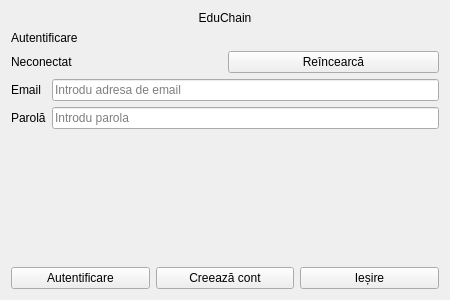
Cozmin-crypto/EduChainProject, file gui/LoginWindow.ui: the form before one commit.
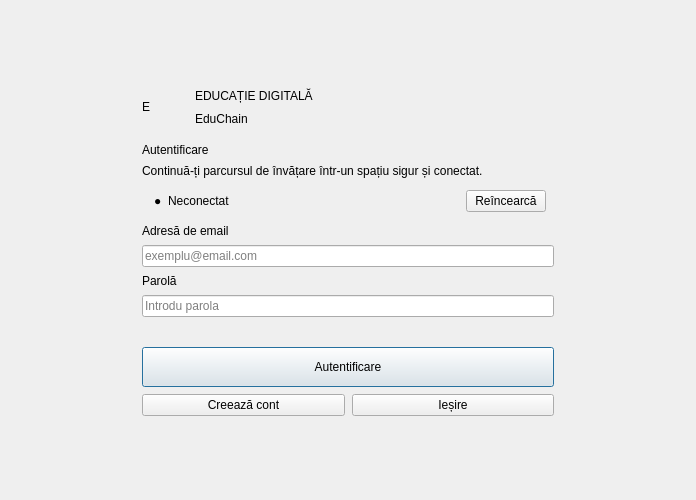
The form after the commit.

The edit to the form file:
```diff
--- a/gui/LoginWindow.ui
+++ b/gui/LoginWindow.ui
@@ -2,76 +2,60 @@
 <ui version="4.0">
  <class>LoginWindow</class>
  <widget class="QWidget" name="LoginWindow">
-  <property name="minimumSize">
-   <size>
-    <width>450</width>
-    <height>300</height>
-   </size>
-  </property>
-  <property name="windowTitle">
-   <string>EduChain - Autentificare</string>
-  </property>
+  <property name="minimumSize"><size><width>680</width><height>500</height></size></property>
+  <property name="windowTitle"><string>EduChain - Autentificare</string></property>
   <layout class="QVBoxLayout" name="mainLayout">
-   <item>
-    <widget class="QLabel" name="titleLabel">
-     <property name="text"><string>EduChain</string></property>
-     <property name="alignment"><set>Qt::AlignmentFlag::AlignCenter</set></property>
-    </widget>
-   </item>
-   <item>
-   <widget class="QLabel" name="subtitleLabel">
-     <property name="text"><string>Autentificare</string></property>
-   </widget>
-   </item>
-   <item>
-    <layout class="QHBoxLayout" name="connectionLayout">
-     <item><widget class="QLabel" name="connectionStatusLabel"><property name="text"><string>Neconectat</string></property></widget></item>
-     <item><widget class="QPushButton" name="retryConnectionButton"><property name="text"><string>Reîncearcă</string></property></widget></item>
-    </layout>
-   </item>
-   <item>
-    <layout class="QFormLayout" name="credentialsLayout">
-     <item row="0" column="0">
-      <widget class="QLabel" name="emailLabel">
-       <property name="text"><string>Email</string></property>
-      </widget>
-     </item>
-     <item row="0" column="1">
-      <widget class="QLineEdit" name="emailLineEdit">
-       <property name="placeholderText"><string>Introdu adresa de email</string></property>
-      </widget>
-     </item>
-     <item row="1" column="0">
-      <widget class="QLabel" name="passwordLabel">
-       <property name="text"><string>Parolă</string></property>
-      </widget>
-     </item>
-     <item row="1" column="1">
-      <widget class="QLineEdit" name="passwordLineEdit">
-       <property name="placeholderText"><string>Introdu parola</string></property>
-       <property name="echoMode"><enum>QLineEdit::EchoMode::Password</enum></property>
-      </widget>
-     </item>
-    </layout>
-   </item>
-   <item>
-    <widget class="QLabel" name="statusLabel">
-     <property name="text"><string/></property>
-    </widget>
-   </item>
-   <item>
-    <spacer name="verticalSpacer">
-     <property name="orientation"><enum>Qt::Orientation::Vertical</enum></property>
-     <property name="sizeHint" stdset="0"><size><width>20</width><height>40</height></size></property>
-    </spacer>
-   </item>
-   <item>
-    <layout class="QHBoxLayout" name="buttonsLayout">
-     <item><widget class="QPushButton" name="loginButton"><property name="text"><string>Autentificare</string></property></widget></item>
-     <item><widget class="QPushButton" name="registerButton"><property name="text"><string>Creează cont</string></property></widget></item>
-     <item><widget class="QPushButton" name="exitButton"><property name="text"><string>Ieșire</string></property></widget></item>
-    </layout>
-   </item>
+   <property name="leftMargin"><number>28</number></property>
+   <property name="topMargin"><number>12</number></property>
+   <property name="rightMargin"><number>28</number></property>
+   <property name="bottomMargin"><number>12</number></property>
+   <item><spacer name="topSpacer"><property name="orientation"><enum>Qt::Orientation::Vertical</enum></property><property name="sizeHint" stdset="0"><size><width>20</width><height>8</height></size></property></spacer></item>
+   <item><layout class="QHBoxLayout" name="authRowLayout">
+    <item><spacer name="leftSpacer"><property name="orientation"><enum>Qt::Orientation::Horizontal</enum></property><property name="sizeHint" stdset="0"><size><width>80</width><height>20</height></size></property></spacer></item>
+    <item><widget class="QFrame" name="authCard">
+     <property name="minimumSize"><size><width>480</width><height>0</height></size></property>
+     <property name="maximumSize"><size><width>560</width><height>620</height></size></property>
+     <layout class="QVBoxLayout" name="cardLayout">
+      <property name="leftMargin"><number>34</number></property>
+      <property name="topMargin"><number>18</number></property>
+      <property name="rightMargin"><number>34</number></property>
+      <property name="bottomMargin"><number>18</number></property>
+      <property name="spacing"><number>7</number></property>
+      <item><layout class="QHBoxLayout" name="brandLayout">
+       <item><widget class="QLabel" name="brandMarkLabel"><property name="minimumSize"><size><width>46</width><height>46</height></size></property><property name="maximumSize"><size><width>46</width><height>46</height></size></property><property name="text"><string>E</string></property></widget></item>
+       <item><layout class="QVBoxLayout" name="brandTextLayout"><property name="spacing"><number>0</number></property>
+        <item><widget class="QLabel" name="eyebrowLabel"><property name="text"><string>EDUCAȚIE DIGITALĂ</string></property></widget></item>
+        <item><widget class="QLabel" name="titleLabel"><property name="text"><string>EduChain</string></property></widget></item>
+       </layout></item>
+       <item><spacer name="brandSpacer"><property name="orientation"><enum>Qt::Orientation::Horizontal</enum></property><property name="sizeHint" stdset="0"><size><width>40</width><height>20</height></size></property></spacer></item>
+      </layout></item>
+      <item><spacer name="brandBottomSpacer"><property name="orientation"><enum>Qt::Orientation::Vertical</enum></property><property name="sizeHint" stdset="0"><size><width>20</width><height>6</height></size></property></spacer></item>
+      <item><widget class="QLabel" name="subtitleLabel"><property name="text"><string>Autentificare</string></property></widget></item>
+      <item><widget class="QLabel" name="descriptionLabel"><property name="text"><string>Continuă-ți parcursul de învățare într-un spațiu sigur și conectat.</string></property><property name="wordWrap"><bool>true</bool></property></widget></item>
+      <item><widget class="QFrame" name="statusPill"><layout class="QHBoxLayout" name="connectionLayout">
+       <property name="leftMargin"><number>12</number></property><property name="topMargin"><number>5</number></property><property name="rightMargin"><number>8</number></property><property name="bottomMargin"><number>5</number></property>
+       <item><widget class="QLabel" name="connectionDotLabel"><property name="text"><string>●</string></property></widget></item>
+       <item><widget class="QLabel" name="connectionStatusLabel"><property name="text"><string>Neconectat</string></property></widget></item>
+       <item><spacer name="connectionSpacer"><property name="orientation"><enum>Qt::Orientation::Horizontal</enum></property><property name="sizeHint" stdset="0"><size><width>20</width><height>20</height></size></property></spacer></item>
+       <item><widget class="QPushButton" name="retryConnectionButton"><property name="text"><string>Reîncearcă</string></property></widget></item>
+      </layout></widget></item>
+      <item><layout class="QVBoxLayout" name="credentialsLayout"><property name="spacing"><number>7</number></property>
+       <item><widget class="QLabel" name="emailLabel"><property name="text"><string>Adresă de email</string></property></widget></item>
+       <item><widget class="QLineEdit" name="emailLineEdit"><property name="placeholderText"><string>exemplu@email.com</string></property><property name="clearButtonEnabled"><bool>true</bool></property></widget></item>
+       <item><widget class="QLabel" name="passwordLabel"><property name="text"><string>Parolă</string></property></widget></item>
+       <item><widget class="QLineEdit" name="passwordLineEdit"><property name="placeholderText"><string>Introdu parola</string></property><property name="echoMode"><enum>QLineEdit::EchoMode::Password</enum></property></widget></item>
+      </layout></item>
+      <item><widget class="QLabel" name="statusLabel"><property name="minimumSize"><size><width>0</width><height>16</height></size></property><property name="text"><string/></property><property name="wordWrap"><bool>true</bool></property></widget></item>
+      <item><widget class="QPushButton" name="loginButton"><property name="minimumSize"><size><width>0</width><height>40</height></size></property><property name="text"><string>Autentificare</string></property><property name="default"><bool>true</bool></property></widget></item>
+      <item><layout class="QHBoxLayout" name="buttonsLayout">
+       <item><widget class="QPushButton" name="registerButton"><property name="text"><string>Creează cont</string></property></widget></item>
+       <item><widget class="QPushButton" name="exitButton"><property name="text"><string>Ieșire</string></property></widget></item>
+      </layout></item>
+     </layout>
+    </widget></item>
+    <item><spacer name="rightSpacer"><property name="orientation"><enum>Qt::Orientation::Horizontal</enum></property><property name="sizeHint" stdset="0"><size><width>80</width><height>20</height></size></property></spacer></item>
+   </layout></item>
+   <item><spacer name="bottomSpacer"><property name="orientation"><enum>Qt::Orientation::Vertical</enum></property><property name="sizeHint" stdset="0"><size><width>20</width><height>8</height></size></property></spacer></item>
   </layout>
  </widget>
  <resources/>
```
Left out of the diff: 3 changed lines with no effect on the pictures.
